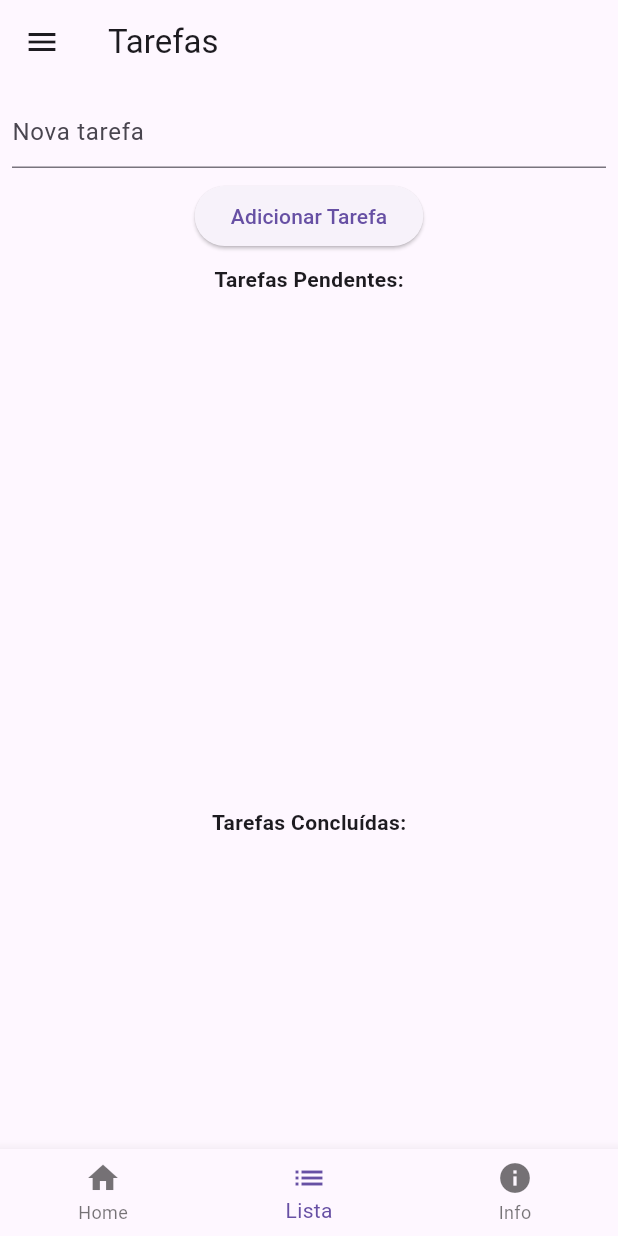
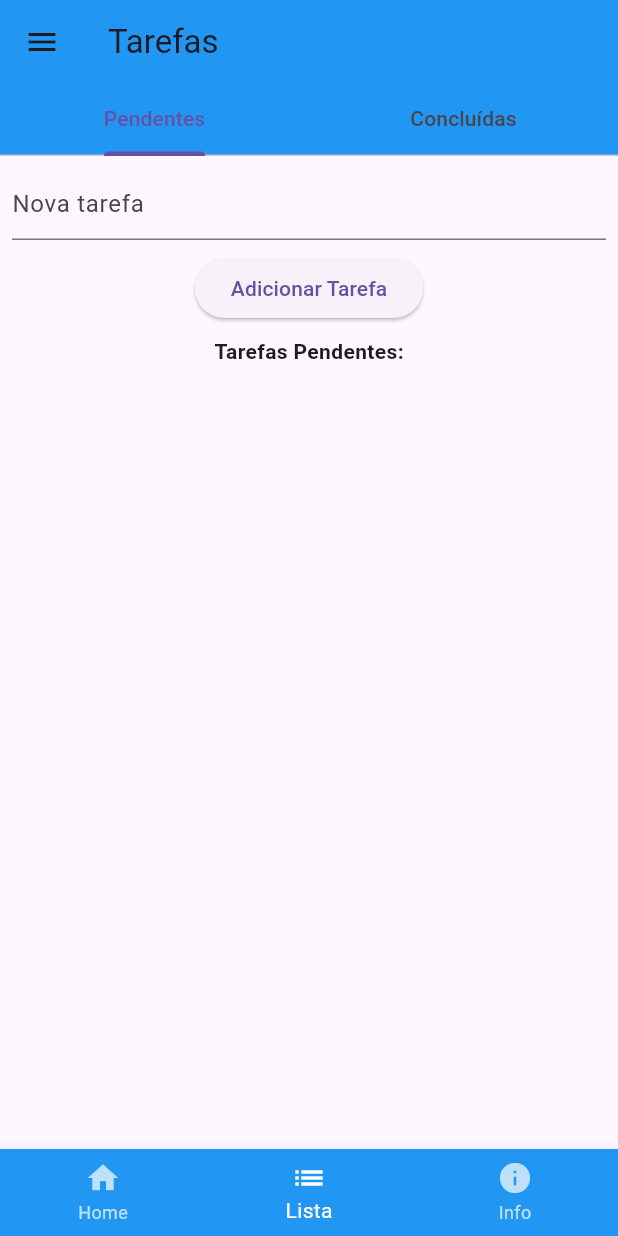
Before and after one commit to MiguelMPicinin/Lista, a Flutter app: the TarefaView screen opened by its route, after a tap on "Ir para Lista", on a phone screen of 412 x 824 dp. Run offline on Flutter 3.47's test engine with Material 3 defaults, Android fonts, the phone set to English and light mode, and no system bars.

Commit message:
04.04.25

```diff
--- a/lista/lib/views/inicio_views.dart
+++ b/lista/lib/views/inicio_views.dart
@@ -1,7 +1,4 @@
-//classe do inicio
-
 import 'package:flutter/material.dart';
-// Para a navegação para a tela de Lista
 
 // ignore: use_key_in_widget_constructors
 class InicioViews extends StatefulWidget {
@@ -32,31 +29,42 @@ class _InicioState extends State<InicioViews> {
     return Scaffold(
       appBar: AppBar(
         title: Text("Tela Inicial"),
+        backgroundColor: Colors.blue, // Cor da AppBar
       ),
       drawer: Drawer(
         child: ListView(
           children: [
             DrawerHeader(
-              decoration: BoxDecoration(color: Colors.blue),
-              child: Text("Menu"),
+              decoration: BoxDecoration(color: Colors.blue), // Cor do DrawerHeader
+              child: Text("Menu", style: TextStyle(color: Colors.white)), // Texto do DrawerHeader em branco
             ),
-            ListTile(
-              title: Text("Tela Inicial"),
-              onTap: () {
-                Navigator.pushNamed(context, "/");
-              },
+            // Definindo o tamanho de cada ícone no Drawer para ocupar 1/4 da largura
+            SizedBox(
+              width: MediaQuery.of(context).size.width / 4, // 1/4 da largura da tela
+              child: IconButton(
+                icon: Icon(Icons.home, size: 40, color: Colors.blue),
+                onPressed: () {
+                  Navigator.pushNamed(context, '/'); // Navegar para a tela inicial
+                },
+              ),
             ),
-            ListTile(
-              title: Text("Lista"),
-              onTap: () {
-                Navigator.pushNamed(context, "/lista");
-              },
+            SizedBox(
+              width: MediaQuery.of(context).size.width / 4, // 1/4 da largura da tela
+              child: IconButton(
+                icon: Icon(Icons.list, size: 40, color: Colors.blue),
+                onPressed: () {
+                  Navigator.pushNamed(context, '/lista'); // Navegar para a tela da lista
+                },
+              ),
             ),
-            ListTile(
-              title: Text("Infográfico"),
-              onTap: () {
-                Navigator.pushNamed(context, "/infografico");
-              },
+            SizedBox(
+              width: MediaQuery.of(context).size.width / 4, // 1/4 da largura da tela
+              child: IconButton(
+                icon: Icon(Icons.info, size: 40, color: Colors.blue),
+                onPressed: () {
+                  Navigator.pushNamed(context, '/infografico'); // Navegar para o infográfico
+                },
+              ),
             ),
           ],
         ),
@@ -84,6 +92,9 @@ class _InicioState extends State<InicioViews> {
       // BottomNavigationBar no Scaffold para ficar fixada na parte inferior
       bottomNavigationBar: BottomNavigationBar(
         currentIndex: _selectedIndex,
+        backgroundColor: Colors.blue, // Cor da BottomNavigationBar
+        selectedItemColor: Colors.white, // Cor do item selecionado na BottomNavigationBar
+        unselectedItemColor: Colors.white70, // Cor dos itens não selecionados
         items: const <BottomNavigationBarItem>[
           BottomNavigationBarItem(
             icon: Icon(Icons.home),
--- a/lista/lib/views/lista_views.dart
+++ b/lista/lib/views/lista_views.dart
@@ -9,13 +9,16 @@ class TarefaView extends StatefulWidget {
   _TarefaViewState createState() => _TarefaViewState();
 }
 
-class _TarefaViewState extends State<TarefaView> {
+class _TarefaViewState extends State<TarefaView> with SingleTickerProviderStateMixin {
   // Listas de tarefas
   List<String> pendentes = [];
   List<String> concluidas = [];
 
   // Controlador de texto
   final TextEditingController _controller = TextEditingController();
+
+  // Controlador do TabBar
+  late TabController _tabController;
 
   // Função para adicionar tarefa
   void adicionarTarefa() {
@@ -54,95 +57,134 @@ class _TarefaViewState extends State<TarefaView> {
   }
 
   @override
+  void initState() {
+    super.initState();
+    _tabController = TabController(length: 2, vsync: this); // Inicializa o TabController
+  }
+
+  @override
+  void dispose() {
+    _tabController.dispose(); // Descartando o TabController
+    super.dispose();
+  }
+
+  @override
   Widget build(BuildContext context) {
     return Scaffold(
       appBar: AppBar(
         title: Text('Tarefas'),
+        backgroundColor: Colors.blue, // Cor da AppBar
+        bottom: TabBar(
+          controller: _tabController, // Controla o TabBar
+          tabs: [
+            Tab(text: 'Pendentes'), // Aba de pendentes
+            Tab(text: 'Concluídas'), // Aba de concluídas
+          ],
+        ),
       ),
       drawer: Drawer(
         child: ListView(
           children: [
             DrawerHeader(
-              decoration: BoxDecoration(color: Colors.blue),
-              child: Text("Menu"),
+              decoration: BoxDecoration(color: Colors.blue), // Cor do DrawerHeader
+              child: Text("Menu", style: TextStyle(color: Colors.white)), // Texto do DrawerHeader em branco
             ),
-            ListTile(
-              title: Text("Tela Inicial"),
-              onTap: () {
-                Navigator.pushNamed(context, "/");
+            // Ícones no Drawer com 1/4 da largura do Drawer
+            SizedBox(
+              width: MediaQuery.of(context).size.width / 4, // 1/4 da largura da tela
+              child: IconButton(
+                icon: Icon(Icons.home, size: 40, color: Colors.blue),
+                onPressed: () {
+                  Navigator.pushNamed(context, '/'); // Navegar para a tela inicial
                 },
               ),
-            ListTile(
-              title: Text("Lista"),
-              onTap: () {
-                Navigator.pushNamed(context, "/lista");
+            ),
+            SizedBox(
+              width: MediaQuery.of(context).size.width / 4, // 1/4 da largura da tela
+              child: IconButton(
+                icon: Icon(Icons.list, size: 40, color: Colors.blue),
+                onPressed: () {
+                  Navigator.pushNamed(context, '/lista'); // Navegar para a tela da lista
                 },
               ),
-            ListTile(
-              title: Text("Infográfico"),
-              onTap: () {
-                Navigator.pushNamed(context, "/infografico");
+            ),
+            SizedBox(
+              width: MediaQuery.of(context).size.width / 4, // 1/4 da largura da tela
+              child: IconButton(
+                icon: Icon(Icons.info, size: 40, color: Colors.blue),
+                onPressed: () {
+                  Navigator.pushNamed(context, '/infografico'); // Navegar para o infográfico
                 },
+              ),
             ),
           ],
         ),
       ),
-      body: Column(
+      body: TabBarView(
+        controller: _tabController, // Controla o TabBarView
         children: [
-          // Campo para adicionar tarefa
+          // Aba de tarefas pendentes
+          Column(
+            children: [
               Padding(
                 padding: const EdgeInsets.all(8.0),
                 child: TextField(
-              controller: _controller,
+                  controller: _controller, // Controlador de texto para a nova tarefa.
                   decoration: InputDecoration(hintText: 'Nova tarefa'),
                 ),
               ),
               ElevatedButton(
-            onPressed: adicionarTarefa,
+                onPressed: adicionarTarefa, // Chama a função para adicionar tarefa.
                 child: Text('Adicionar Tarefa'),
               ),
-
-          // Lista de tarefas pendentes
               Padding(
                 padding: const EdgeInsets.all(8.0),
                 child: Text('Tarefas Pendentes:', style: TextStyle(fontWeight: FontWeight.bold)),
               ),
               Expanded(
                 child: ListView.builder(
-              itemCount: pendentes.length,
+                  itemCount: pendentes.length, // Contagem das tarefas pendentes.
                   itemBuilder: (context, index) {
                     return ListTile(
-                  title: Text(pendentes[index]),
+                      title: Text(pendentes[index]), // Exibe a tarefa pendente.
                       trailing: IconButton(
-                    icon: Icon(Icons.check),
-                    onPressed: () => concluirTarefa(index),
+                        icon: Icon(Icons.check), // Ícone de check para marcar como concluída.
+                        onPressed: () => concluirTarefa(index), // Chama a função para concluir tarefa.
                       ),
-                );
-              },
-            ),
-          ),
-
-          // Lista de tarefas concluídas
-          Padding(
-            padding: const EdgeInsets.all(8.0),
-            child: Text('Tarefas Concluídas:', style: TextStyle(fontWeight: FontWeight.bold)),
-          ),
-          SizedBox(
-            height: 200,  // Ajuste conforme necessário
-            child: ListView.builder(
-              itemCount: concluidas.length,
-              itemBuilder: (context, index) {
-                return ListTile(
-                  title: Text(concluidas[index]),
                     );
                   },
                 ),
               ),
             ],
           ),
+
+          // Aba de tarefas concluídas
+          Column(
+            children: [
+              Padding(
+                padding: const EdgeInsets.all(8.0),
+                child: Text('Tarefas Concluídas:', style: TextStyle(fontWeight: FontWeight.bold)),
+              ),
+              Expanded(
+                child: ListView.builder(
+                  itemCount: concluidas.length, // Contagem das tarefas concluídas.
+                  itemBuilder: (context, index) {
+                    return ListTile(
+                      title: Text(concluidas[index]), // Exibe a tarefa concluída.
+                    );
+                  },
+                ),
+              ),
+            ],
+          ),
+        ],
+      ),
       // Colocando a BottomNavigationBar no final da tela
       bottomNavigationBar: BottomNavigationBar(
         currentIndex: _selectedIndex,
+        backgroundColor: Colors.blue, // Cor da BottomNavigationBar
+        selectedItemColor: Colors.white, // Cor do item selecionado na BottomNavigationBar
+        unselectedItemColor: Colors.white70, // Cor dos itens não selecionados
         items: const <BottomNavigationBarItem>[
           BottomNavigationBarItem(
             icon: Icon(Icons.home),
```
Lines whose indentation alone changed are shown as unchanged.
